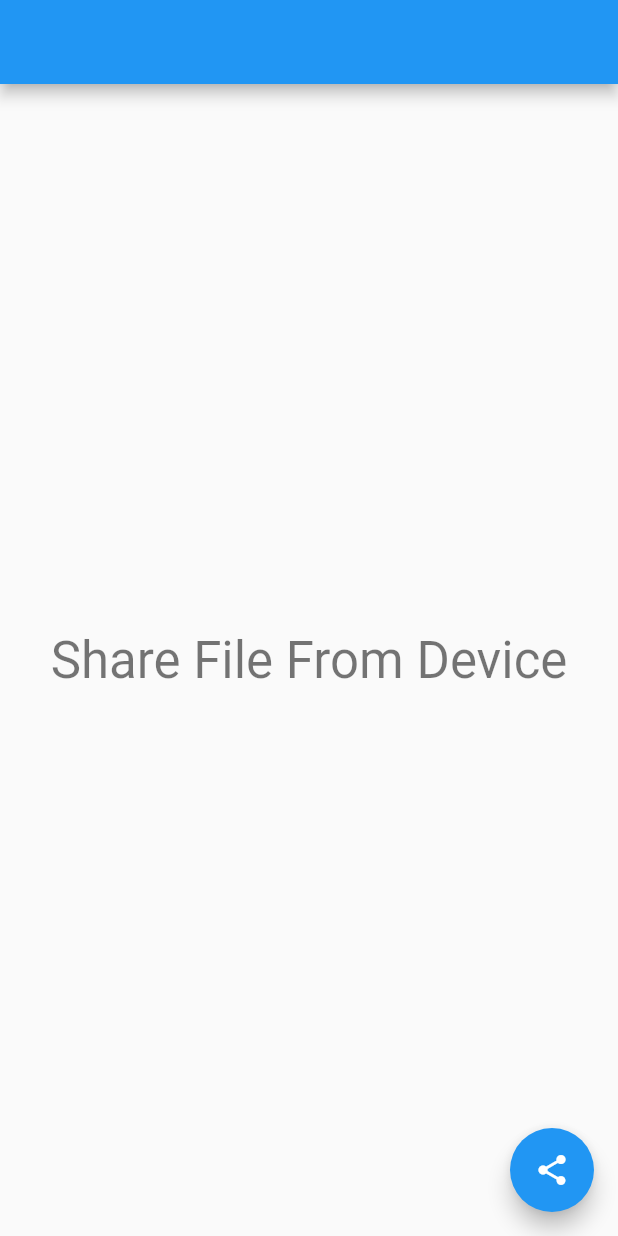
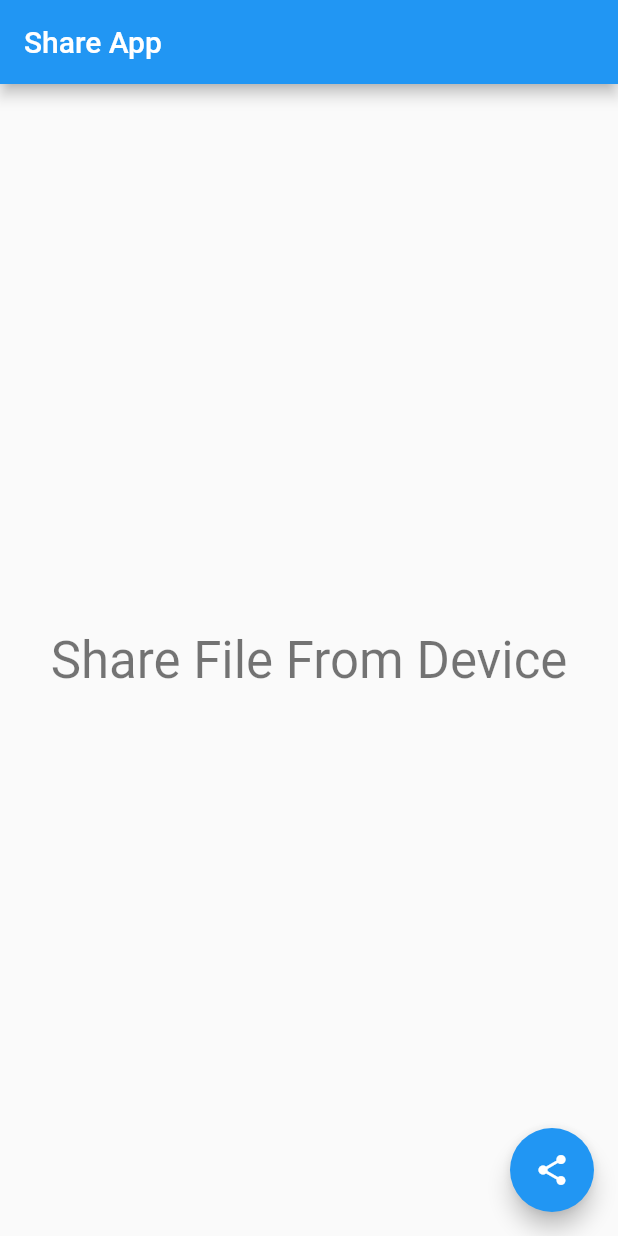
Before and after one commit to JenishMS/share-attachment, a Flutter app: the screen it shows after launch, on a phone screen of 412 x 824 dp. Run offline on Flutter 3.47's test engine with Material 2 defaults, Android fonts, the phone set to English and light mode, and no system bars; our stand-ins replace file_picker, share_plus; missing offline and left inert: receive_sharing_intent; statements that could not run were skipped.

Commit message:
Add title

```diff
--- a/lib/main.dart
+++ b/lib/main.dart
@@ -60,7 +60,7 @@ class _MyHomePageState extends State<MyHomePage> {
   Widget build(BuildContext context) {
     return Scaffold(
       appBar: AppBar(
-        title: Text(widget.title),
+        title: const Text('Share App'),
       ),
       body: Center(
         child: Column(
```
